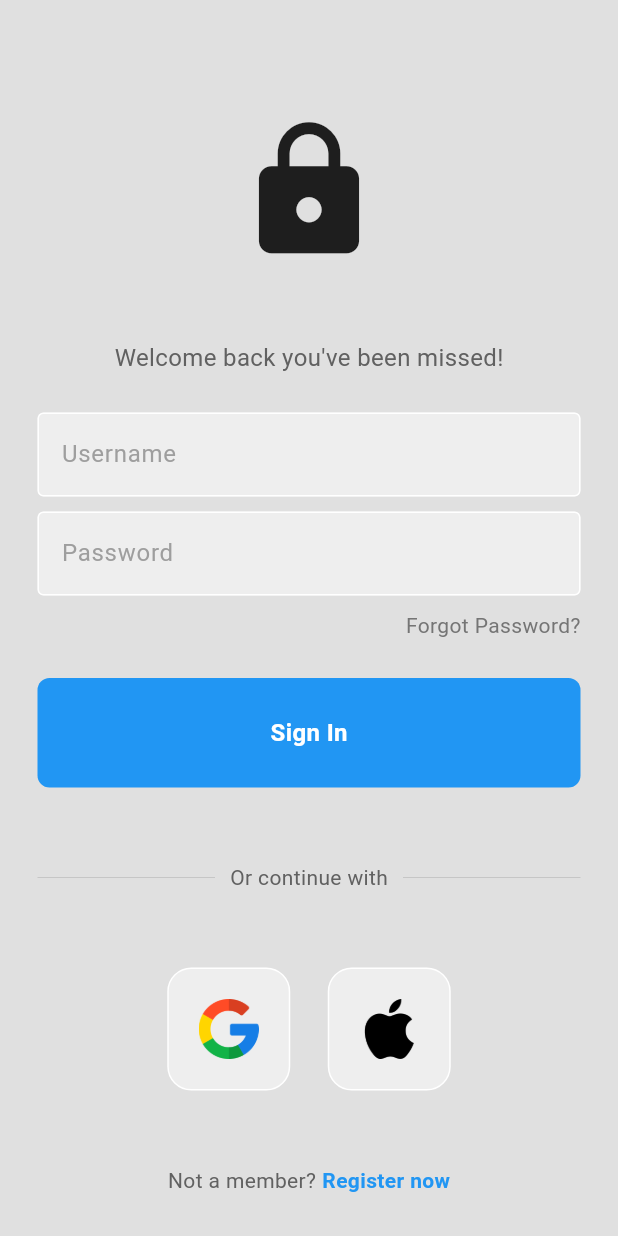
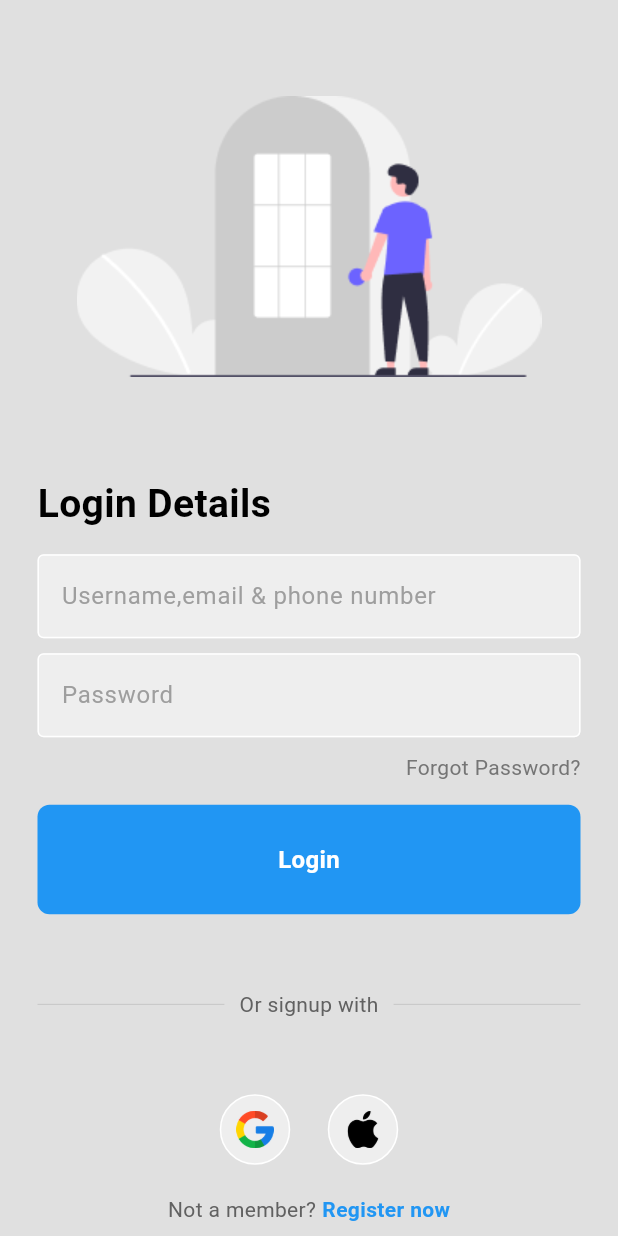
Before and after one commit to aasaif/LOGIN-APP, a Flutter app: the screen it shows after launch, on a phone screen of 412 x 824 dp. Run offline on Flutter 3.47's test engine with Material 2 defaults, Android fonts, the phone set to English and light mode, and no system bars; our stand-ins replace cached_network_image, dio, get, logger.

Commit message:
login page updated'

```diff
--- a/lib/component/my_button.dart
+++ b/lib/component/my_button.dart
@@ -18,7 +18,7 @@ class MyButton extends StatelessWidget {
         ),
         child: const Center(
           child: Text(
-            "Sign In",
+            "Login",
             style: TextStyle(
               color: Colors.white,
               fontWeight: FontWeight.bold,
--- a/lib/component/square_tile.dart
+++ b/lib/component/square_tile.dart
@@ -10,15 +10,17 @@ class SquareTile extends StatelessWidget {
   @override
   Widget build(BuildContext context) {
     return Container(
-      padding: EdgeInsets.all(20),
+      padding: const EdgeInsets.all(10),
       decoration: BoxDecoration(
         border: Border.all(color: Colors.white),
-        borderRadius: BorderRadius.circular(16),
+        borderRadius: BorderRadius.all(
+          Radius.circular(40),
+        ),
         color: Colors.grey[200],
       ),
       child: Image.asset(
         imagePath,
-        height: 40,
+        height: 25,
       ),
     );
   }
--- a/lib/main.dart
+++ b/lib/main.dart
@@ -13,6 +13,7 @@ class MyApp extends StatelessWidget {
   @override
   Widget build(BuildContext context) {
     return GetMaterialApp(
+      debugShowCheckedModeBanner: false,
       title: 'Flutter Demo',
       theme: ThemeData(
         colorScheme: ColorScheme.fromSeed(seedColor: Colors.deepPurple),
--- a/lib/views/login_page.dart
+++ b/lib/views/login_page.dart
@@ -32,37 +32,52 @@ class _LoginPageState extends State<LoginPage> {
     return Scaffold(
       resizeToAvoidBottomInset: false,
       backgroundColor: Colors.grey[300],
-      body: Center(
-        child: Form(
+      body: Form(
         key: formKey,
         child: Column(
           mainAxisAlignment: MainAxisAlignment.center,
           children: [
-              const SizedBox(height: 50),
+            //const SizedBox(height: 50),
 
             // logo
-              const Icon(
+            /*const Icon(
               Icons.lock,
               size: 100,
-              ),
-
-              const SizedBox(height: 50),
-
-              // welcome back, you've been missed!
-              Text(
-                'Welcome back you\'ve been missed!',
-                style: TextStyle(
-                  color: Colors.grey[700],
-                  fontSize: 16,
+            ),*/
+            Container(
+              height: 300,
+              width: 400,
+              child: Image.asset(
+                "lib/images/login.png",
               ),
             ),
 
-              const SizedBox(height: 25),
+            const SizedBox(height: 10),
+
+            // welcome back, you've been missed!
+            const Row(
+              mainAxisAlignment: MainAxisAlignment.start,
+              children: [
+                SizedBox(
+                  width: 25,
+                ),
+                Text(
+                  'Login Details',
+                  style: TextStyle(
+                    color: Colors.black,
+                    fontSize: 26,
+                    fontWeight: FontWeight.w700,
+                  ),
+                ),
+              ],
+            ),
+
+            const SizedBox(height: 15),
 
             // username textfield
             MyTextField(
               controller: emailController,
-                hintText: 'Username',
+              hintText: 'Username,email & phone number',
               obscureText: false,
               validator: (v) => Validator.validateEmail(v!),
             ),
@@ -88,7 +103,7 @@ class _LoginPageState extends State<LoginPage> {
               ),
             ),
 
-              const SizedBox(height: 25),
+            const SizedBox(height: 15),
 
             // sign in button
             MyButton(
@@ -116,7 +131,7 @@ class _LoginPageState extends State<LoginPage> {
                   Padding(
                     padding: const EdgeInsets.symmetric(horizontal: 10.0),
                     child: Text(
-                        'Or continue with',
+                      'Or signup with',
                       style: TextStyle(color: Colors.grey[700]),
                     ),
                   ),
@@ -133,9 +148,9 @@ class _LoginPageState extends State<LoginPage> {
             const SizedBox(height: 50),
 
             // google + apple sign in buttons
-              Row(
+            const Row(
               mainAxisAlignment: MainAxisAlignment.center,
-                children: const [
+              children: [
                 // google button
                 SquareTile(imagePath: 'lib/images/google.png'),
 
@@ -146,7 +161,7 @@ class _LoginPageState extends State<LoginPage> {
               ],
             ),
 
-              const SizedBox(height: 50),
+            const SizedBox(height: 20),
 
             // not a member? register now
             Row(
@@ -169,7 +184,6 @@ class _LoginPageState extends State<LoginPage> {
           ],
         ),
       ),
-      ),
     );
   }
 }
```
Also changed, not shown: lib/images/fb.png (added), lib/images/login.png (added). Lines whose indentation alone changed are shown as unchanged.
